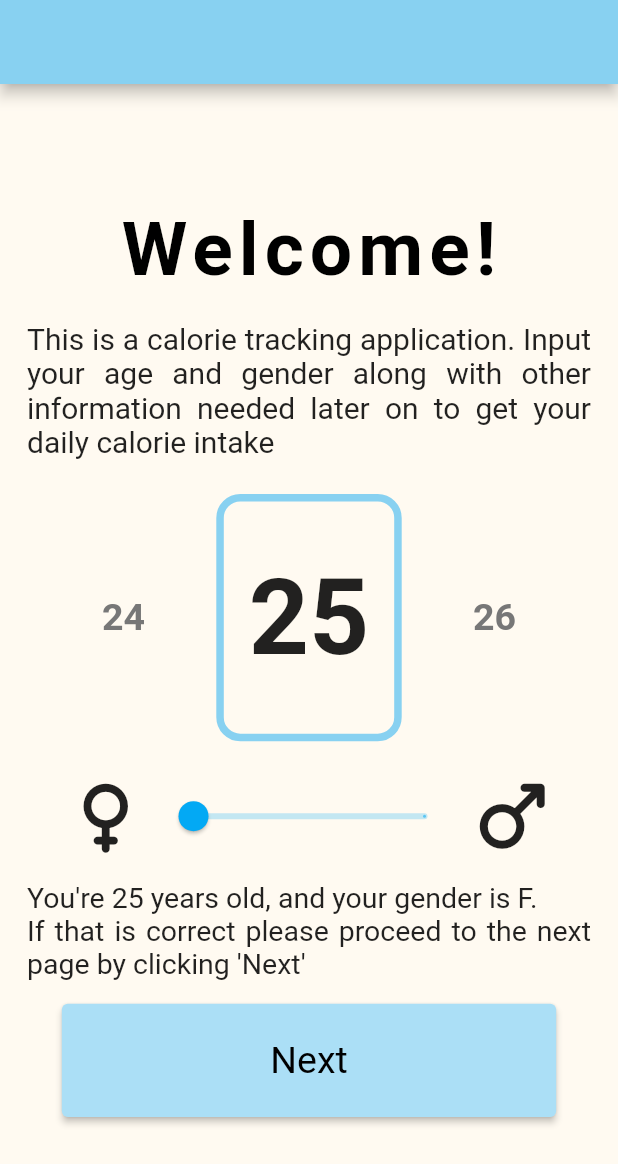
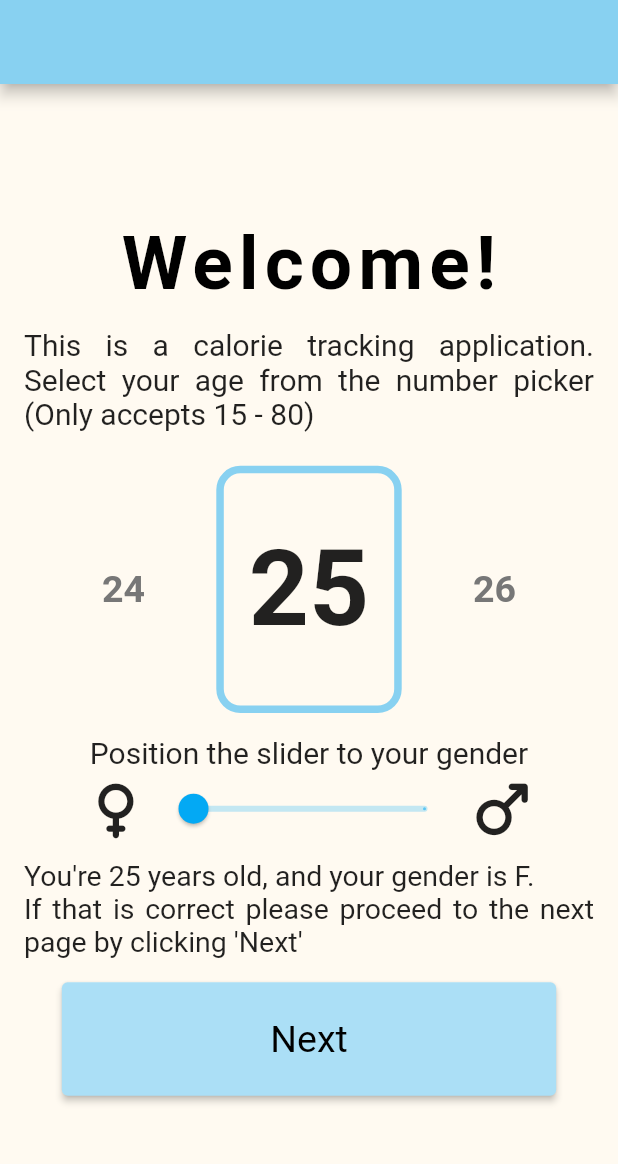
Before and after one commit to oryango/SDEVM2T1, a Flutter app: the screen it shows after launch, on a phone screen of 412 x 824 dp. Shown: the top 1164 px of the screen. Run offline on Flutter 3.47's test engine with Material 2 defaults, Android fonts, the phone set to English and light mode, and no system bars; drawn by our look-alikes of numberpicker.

Commit message:
Fixed some minor graphical errors with Task 2 (e.g. Widgets not scaling based on screen size)

```diff
--- a/task2/lib/main.dart
+++ b/task2/lib/main.dart
@@ -49,12 +49,12 @@ class _MyHomePageState extends State<MyHomePage> {
       backgroundColor: Color(0xFFFFFAF1),
       body: Center(
         child: Padding(
-          padding: const EdgeInsets.all(10.0),
+          padding: const EdgeInsets.all(8.0),
           child: Column(
             mainAxisAlignment: MainAxisAlignment.center,
             children: <Widget>[
               const Padding(
-                padding: EdgeInsets.all(10.0),
+                padding: EdgeInsets.all(5.0),
                 child: Text(
                   "Welcome!",
                   style: TextStyle(
@@ -67,7 +67,7 @@ class _MyHomePageState extends State<MyHomePage> {
               ),
               const Padding(
                 padding: EdgeInsets.all(8.0),
-                child: Text("This is a calorie tracking application. Input your age and gender along with other information needed later on to get your daily calorie intake",
+                child: Text("This is a calorie tracking application. Select your age from the number picker (Only accepts 15 - 80)",
                   style: TextStyle(fontSize: 20,),
                   textAlign: TextAlign.justify,
                 ),
@@ -93,13 +93,14 @@ class _MyHomePageState extends State<MyHomePage> {
                   }),
                 ),
               ),
+              Text("Position the slider to your gender", style: TextStyle(fontSize: 20),),
               Row(
                 mainAxisAlignment: MainAxisAlignment.center,
                 children: [
-                  const Icon(Icons.female_rounded, size: 65,),
+                  Icon(Icons.female_rounded, size: height.toDouble()/16,),
 
                   SizedBox(
-                    height: 70,
+                    height: height/16,
                     width: width/2,
                     child: Slider(
                       value: _genderVal,
@@ -113,7 +114,7 @@ class _MyHomePageState extends State<MyHomePage> {
                     ),
                   ),
 
-                  const Icon(Icons.male_rounded, size: 65,)
+                  Icon(Icons.male_rounded, size: height.toDouble()/16,)
                 ],
               ),
 
--- a/task2/lib/tracking.dart
+++ b/task2/lib/tracking.dart
@@ -44,13 +44,13 @@ class _TrackingState extends State<Tracking> {
               child: Text("Calories left today:",style: TextStyle(fontSize: 25,fontWeight: FontWeight.w700),),
             ),
             SizedBox(
-              height: 250,
+              height: height/3,
               child: Stack(
                 children: <Widget>[
                   Center(
                     child: SizedBox(
-                      width: 200,
-                      height: 200,
+                      width: height/4,
+                      height: height/4,
                       child: CircularProgressIndicator(
                         backgroundColor: Color(0xFFAAAAAA),
                         strokeWidth: 25,
```
Also changed, not shown: task2/lib/activity.dart (+5 -5 lines).
